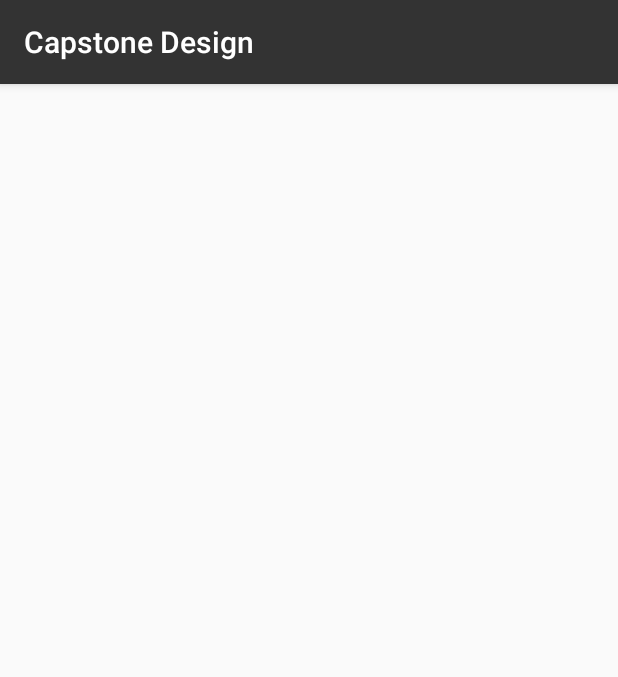
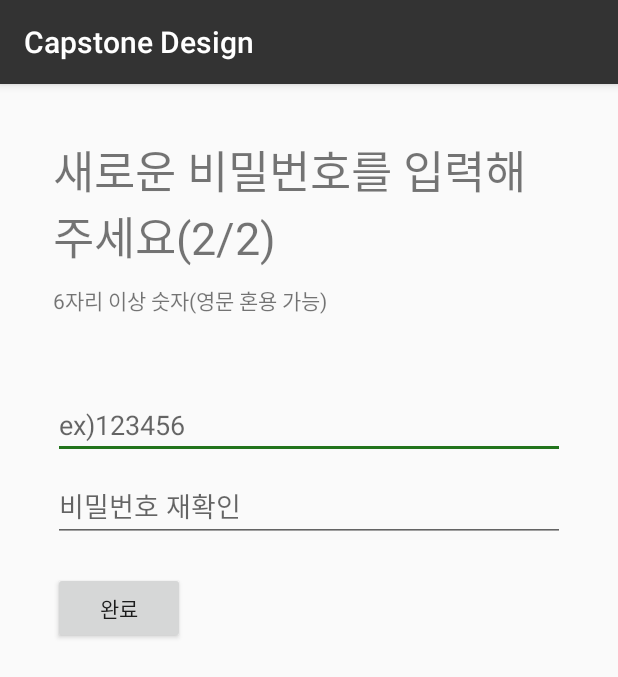
Before and after one commit to 2020CSE-Capstone/Android, an Android app: the FindPasswordInputActivity screen opened directly, with no data from a screen before it, on a phone screen of 412 x 824 dp. Shown: the top 677 px of the screen. Run offline under Robolectric (Android 15) with nearby library versions, the phone set to English and light mode, and no system bars.

Commit message:
[200517] jh modified

```diff
--- a/app/src/main/java/com/mobile/capstonedesign/FindPasswordInputActivity.kt
+++ b/app/src/main/java/com/mobile/capstonedesign/FindPasswordInputActivity.kt
@@ -2,11 +2,18 @@ package com.mobile.capstonedesign
 
 import androidx.appcompat.app.AppCompatActivity
 import android.os.Bundle
+import kotlinx.android.synthetic.main.activity_find_password_input.*
+import kotlinx.android.synthetic.main.activity_sign_up_password.*
+import org.jetbrains.anko.startActivity
 
 class FindPasswordInputActivity : AppCompatActivity() {
 
     override fun onCreate(savedInstanceState: Bundle?) {
         super.onCreate(savedInstanceState)
         setContentView(R.layout.activity_find_password_input)
+
+        find_password_finished_button.setOnClickListener{
+            startActivity<LoginActivity>()
+        }
     }
 }
--- a/app/src/main/res/layout/activity_find_password_input.xml
+++ b/app/src/main/res/layout/activity_find_password_input.xml
@@ -4,6 +4,56 @@
     xmlns:tools="http://schemas.android.com/tools"
     android:layout_width="match_parent"
     android:layout_height="match_parent"
+    android:padding="35dp"
     tools:context=".FindPasswordInputActivity">
 
+    <TextView
+        android:id="@+id/textView9"
+        android:layout_width="wrap_content"
+        android:layout_height="wrap_content"
+        android:text="새로운 비밀번호를 입력해 주세요(2/2)"
+        android:textSize="30sp"
+        app:layout_constraintStart_toStartOf="parent"
+        app:layout_constraintTop_toTopOf="parent" />
+
+    <TextView
+        android:id="@+id/textView11"
+        android:layout_width="wrap_content"
+        android:layout_height="wrap_content"
+        android:text="6자리 이상 숫자(영문 혼용 가능)"
+        android:layout_marginTop="10dp"
+        app:layout_constraintStart_toStartOf="parent"
+        app:layout_constraintTop_toBottomOf="@+id/textView9" />
+
+    <EditText
+        android:id="@+id/editText7"
+        android:layout_width="match_parent"
+        android:layout_height="wrap_content"
+        android:hint="ex)123456"
+        android:layout_marginTop="50dp"
+        android:ems="10"
+        android:inputType="textPassword"
+        app:layout_constraintStart_toStartOf="parent"
+        app:layout_constraintTop_toBottomOf="@+id/textView11" />
+
+    <EditText
+        android:id="@+id/editText8"
+        android:layout_width="match_parent"
+        android:layout_height="wrap_content"
+        android:ems="10"
+        android:hint="비밀번호 재확인"
+        android:layout_marginTop="7dp"
+        android:inputType="textPassword"
+        app:layout_constraintStart_toStartOf="parent"
+        app:layout_constraintTop_toBottomOf="@+id/editText7" />
+
+    <Button
+        android:id="@+id/find_password_finished_button"
+        android:layout_width="wrap_content"
+        android:layout_height="wrap_content"
+        android:text="완료"
+        android:layout_marginTop="20dp"
+        app:layout_constraintStart_toStartOf="parent"
+        app:layout_constraintTop_toBottomOf="@+id/editText8" />
+
 </androidx.constraintlayout.widget.ConstraintLayout>
--- a/app/src/main/res/values/strings.xml
+++ b/app/src/main/res/values/strings.xml
@@ -65,7 +65,7 @@
     <string name="community_option_writing">글쓰기</string>
     <string name="community_option_search">Search</string>
     <string name="community_writing_title">저장</string>
-    <string name="find_password_certification_button">Button</string>
+    <string name="find_password_certification_button">다음</string>
 
 
 </resources>
```
Also changed, not shown: app/src/main/AndroidManifest.xml (+5 -6 lines), app/src/main/java/com/mobile/capstonedesign/FindPasswordCertificationActivity.kt (+9 -1 lines), app/src/main/res/layout/activity_find_password_certification.xml (renamed from app/src/main/res/layout/activity_fing_password_certification.xml, +4 -4 lines).
